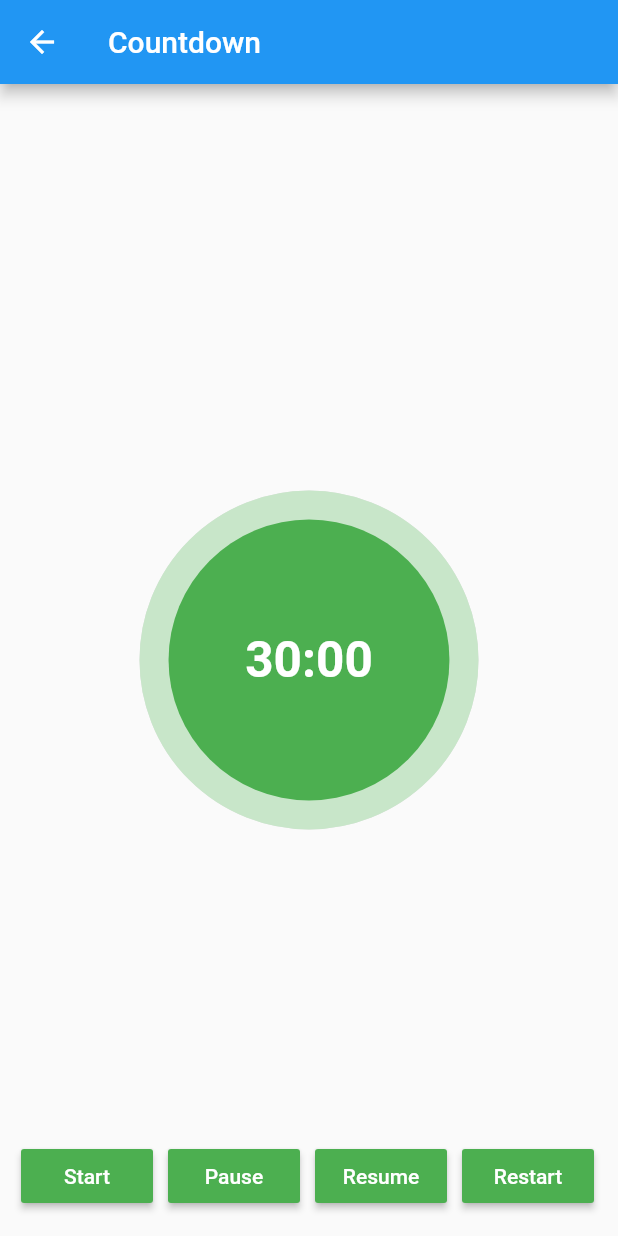
After one commit to MagMueller/king_of_live, a Flutter app: the CountdownPage screen opened directly, on a phone screen of 412 x 824 dp. The commit adds this screen. Run offline on Flutter 3.47's test engine with Material 2 defaults, Android fonts, the phone set to English and light mode, and no system bars; drawn by our look-alikes of circular_countdown_timer; our stand-ins replace flutter_colorpicker, font_awesome_flutter, in_app_review, shared_preferences, syncfusion_flutter_calendar, url_launcher_web; missing offline and left inert: desktop_window, duration_picker, shared_preferences_web; accounts and stored records are empty.

Commit message:
timer page exists now

```diff
--- /dev/null
+++ b/lib/pages/countdown.dart
@@ -0,0 +1,142 @@
+
+import 'package:flutter/material.dart';
+import 'package:circular_countdown_timer/circular_countdown_timer.dart';
+
+
+class CountdownPage extends StatefulWidget {
+  CountdownPage({Key? key, this.title}) : super(key: key);
+
+  final String? title;
+
+  @override
+  _CountdownPageState createState() => _CountdownPageState();
+}
+
+class _CountdownPageState extends State<CountdownPage> {
+  CountDownController _controller = CountDownController();
+  int _duration = 30 * 60;
+
+  @override
+  Widget build(BuildContext context) {
+    return Scaffold(
+      appBar: AppBar(
+        title: Text(widget.title!),
+      ),
+      body: Center(
+          child: CircularCountDownTimer(
+            // Countdown duration in Seconds.
+            duration: _duration,
+
+            // Countdown initial elapsed Duration in Seconds.
+            initialDuration: 0,
+
+            // Controls (i.e Start, Pause, Resume, Restart) the Countdown Timer.
+            controller: _controller,
+
+            // Width of the Countdown Widget.
+            width: MediaQuery
+                .of(context)
+                .size
+                .width / 2,
+
+            // Height of the Countdown Widget.
+            height: MediaQuery
+                .of(context)
+                .size
+                .height / 2,
+
+            // Ring Color for Countdown Widget.
+            ringColor: Colors.grey[300]!,
+
+            // Ring Gradient for Countdown Widget.
+            ringGradient: null,
+
+            // Filling Color for Countdown Widget.
+            fillColor: Colors.green[100]!,
+
+            // Filling Gradient for Countdown Widget.
+            fillGradient: null,
+
+            // Background Color for Countdown Widget.
+            backgroundColor: Colors.green[500],
+
+            // Background Gradient for Countdown Widget.
+            backgroundGradient: null,
+
+            // Border Thickness of the Countdown Ring.
+            strokeWidth: 20.0,
+
+            // Begin and end contours with a flat edge and no extension.
+            strokeCap: StrokeCap.round,
+
+            // Text Style for Countdown Text.
+            textStyle: TextStyle(
+                fontSize: 33.0,
+                color: Colors.white,
+                fontWeight: FontWeight.bold),
+
+            // Format for the Countdown Text.
+            textFormat: CountdownTextFormat.MM_SS,
+
+            // Handles Countdown Timer (true for Reverse Countdown (max to 0), false for Forward Countdown (0 to max)).
+            isReverse: true,
+
+            // Handles Animation Direction (true for Reverse Animation, false for Forward Animation).
+            isReverseAnimation: true,
+
+            // Handles visibility of the Countdown Text.
+            isTimerTextShown: true,
+
+            // Handles the timer start.
+            autoStart: false,
+
+            // This Callback will execute when the Countdown Starts.
+            onStart: () {
+              // Here, do whatever you want
+              print('Countdown Started');
+            },
+
+            // This Callback will execute when the Countdown Ends.
+            onComplete: () {
+              // Here, do whatever you want
+              print('Countdown Ended');
+            },
+          )),
+      floatingActionButton: Row(
+        mainAxisAlignment: MainAxisAlignment.center,
+        children: [
+          SizedBox(
+            width: 30,
+          ),
+          _button(title: "Start", onPressed: () => _controller.start()),
+          SizedBox(
+            width: 10,
+          ),
+          _button(title: "Pause", onPressed: () => _controller.pause()),
+          SizedBox(
+            width: 10,
+          ),
+          _button(title: "Resume", onPressed: () => _controller.resume()),
+          SizedBox(
+            width: 10,
+          ),
+          _button(
+              title: "Restart",
+              onPressed: () => _controller.restart(duration: _duration))
+        ],
+      ),
+    );
+  }
+
+  _button({required String title, VoidCallback? onPressed}) {
+    return Expanded(
+        child: RaisedButton(
+          child: Text(
+            title,
+            style: TextStyle(color: Colors.white),
+          ),
+          onPressed: onPressed,
+          color: Colors.green,
+        ));
+  }
+}
--- a/lib/pages/first_page.dart
+++ b/lib/pages/first_page.dart
@@ -4,6 +4,7 @@ import 'package:shared_preferences/shared_preferences.dart';
 import '../pages/prio.dart';
 import '../pages/settings.dart';
 import '../pages/completedPage.dart';
+import 'countdown.dart';
 
 class FirstScreen extends StatefulWidget {
   const FirstScreen({Key? key}) : super(key: key);
@@ -61,7 +62,7 @@ class _FirstScreenState extends State<FirstScreen> {
             //crossAxisAlignment: CrossAxisAlignment.end,
             children: [
               const SizedBox(
-                height: 100,
+                height: 10,
               ),
               SizedBox(
                   //decoration: BoxDecoration(border: Border.all(color: Colors.blue)),
@@ -89,6 +90,7 @@ class _FirstScreenState extends State<FirstScreen> {
               ),
               buildCustomButton(context, "My Day", const DragAndDropCalendar()),
               buildCustomButton(context, "My Priorities", const PrioPage()),
+              buildCustomButton(context, "Timer", CountdownPage(title: "Countdown",)),
               const SizedBox(
                 height: 70,
               ),
```
